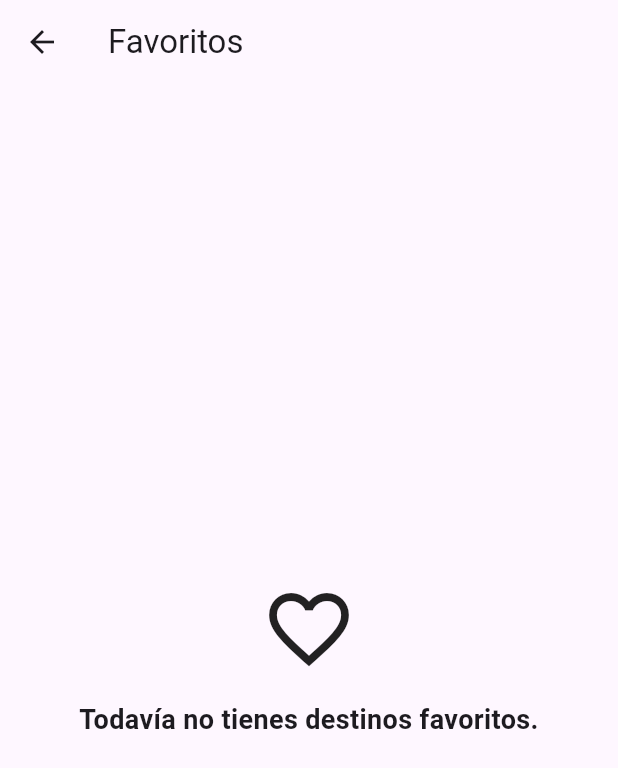
After one commit to Aracely271004/machu-picchu-tourist-detail, a Flutter app: the screen it shows after launch, after a tap on the "favorite outline" icon, on a phone screen of 412 x 824 dp. The commit adds this screen. Shown: the top 768 px of the screen. Run offline on Flutter 3.47's test engine with Material 3 defaults, Android fonts, the phone set to English and light mode, and no system bars; our stand-ins replace shared_preferences, sqflite; accounts and stored records are empty; network calls fail.

Commit message:
feat: implementar favoritos persistentes

```diff
--- a/lib/main.dart
+++ b/lib/main.dart
@@ -11,6 +11,8 @@ import 'models/destino.dart';
 
 import 'models/resena.dart';
 import 'screens/resena_form_screen.dart';
+
+import 'screens/favoritos_screen.dart';
 
 Future<void> main() async {
   WidgetsFlutterBinding.ensureInitialized();
@@ -81,6 +83,12 @@ class MachuPicchuApp extends StatelessWidget {
               settings: settings,
             );
 
+          case AppRoutes.favoritos:
+            return MaterialPageRoute(
+              builder: (_) => const FavoritosScreen(),
+              settings: settings,
+            );
+
           default:
             return MaterialPageRoute(
               builder: (_) => const _RutaInvalidaScreen(),
--- a/lib/screens/destinos_screen.dart
+++ b/lib/screens/destinos_screen.dart
@@ -87,6 +87,15 @@ class _DestinosScreenState extends State<DestinosScreen> {
           'Destinos turísticos',
           style: TextStyle(fontWeight: FontWeight.bold),
         ),
+        actions: [
+          IconButton(
+            tooltip: 'Favoritos',
+            icon: const Icon(Icons.favorite_outline),
+            onPressed: () async {
+              await Navigator.pushNamed(context, AppRoutes.favoritos);
+            },
+          ),
+        ],
         backgroundColor: const Color(0xFFFFF8FF),
         surfaceTintColor: Colors.transparent,
       ),
--- /dev/null
+++ b/lib/screens/favoritos_screen.dart
@@ -0,0 +1,194 @@
+import 'package:flutter/material.dart';
+
+import '../data/destino_repository.dart';
+import '../models/destino.dart';
+import '../services/favoritos_service.dart';
+import '../utils/app_routes.dart';
+import '../utils/route_args.dart';
+
+class FavoritosScreen extends StatefulWidget {
+  const FavoritosScreen({super.key});
+
+  @override
+  State<FavoritosScreen> createState() => _FavoritosScreenState();
+}
+
+class _FavoritosScreenState extends State<FavoritosScreen> {
+  final DestinoRepository _destinoRepository = DestinoRepository();
+
+  final FavoritosService _favoritosService = FavoritosService();
+
+  late Future<List<Destino>> _futuroFavoritos;
+
+  @override
+  void initState() {
+    super.initState();
+    _cargar();
+  }
+
+  void _cargar() {
+    _futuroFavoritos = _obtenerFavoritos();
+  }
+
+  Future<List<Destino>> _obtenerFavoritos() async {
+    final ids = await _favoritosService.obtenerIds();
+
+    final destinos = await _destinoRepository.listar();
+
+    return destinos
+        .where((destino) => destino.id != null && ids.contains(destino.id))
+        .toList();
+  }
+
+  void _recargar() {
+    setState(() {
+      _cargar();
+    });
+  }
+
+  Future<void> _abrirDestino(Destino destino) async {
+    await Navigator.pushNamed<bool>(
+      context,
+      AppRoutes.destinoDetalle,
+      arguments: DestinoDetalleArgs(destino: destino),
+    );
+
+    if (!mounted) return;
+
+    _recargar();
+  }
+
+  Future<void> _quitarFavorito(Destino destino) async {
+    final id = destino.id;
+
+    if (id == null) return;
+
+    await _favoritosService.eliminar(id);
+
+    if (!mounted) return;
+
+    _recargar();
+
+    ScaffoldMessenger.of(context).showSnackBar(
+      SnackBar(content: Text('${destino.nombre} eliminado de favoritos.')),
+    );
+  }
+
+  @override
+  Widget build(BuildContext context) {
+    return Scaffold(
+      appBar: AppBar(title: const Text('Favoritos')),
+      body: FutureBuilder<List<Destino>>(
+        future: _futuroFavoritos,
+        builder: (context, snapshot) {
+          if (snapshot.connectionState == ConnectionState.waiting) {
+            return const Center(child: CircularProgressIndicator());
+          }
+
+          if (snapshot.hasError) {
+            return Center(
+              child: Padding(
+                padding: const EdgeInsets.all(24),
+                child: Column(
+                  mainAxisSize: MainAxisSize.min,
+                  children: [
+                    const Icon(Icons.error_outline, size: 52),
+                    const SizedBox(height: 16),
+                    const Text('No se pudieron cargar los favoritos.'),
+                    const SizedBox(height: 16),
+                    FilledButton.icon(
+                      onPressed: _recargar,
+                      icon: const Icon(Icons.refresh),
+                      label: const Text('Reintentar'),
+                    ),
+                  ],
+                ),
+              ),
+            );
+          }
+
+          final favoritos = snapshot.data ?? <Destino>[];
+
+          if (favoritos.isEmpty) {
+            return const Center(
+              child: Padding(
+                padding: EdgeInsets.all(24),
+                child: Column(
+                  mainAxisSize: MainAxisSize.min,
+                  children: [
+                    Icon(Icons.favorite_border, size: 64),
+                    SizedBox(height: 16),
+                    Text(
+                      'Todavía no tienes destinos favoritos.',
+                      textAlign: TextAlign.center,
+                      style: TextStyle(
+                        fontSize: 18,
+                        fontWeight: FontWeight.w600,
+                      ),
+                    ),
+                  ],
+                ),
+              ),
+            );
+          }
+
+          return ListView.separated(
+            padding: const EdgeInsets.all(16),
+            itemCount: favoritos.length,
+            separatorBuilder: (context, index) => const SizedBox(height: 12),
+            itemBuilder: (context, index) {
+              final destino = favoritos[index];
+
+              return Card(
+                clipBehavior: Clip.antiAlias,
+                child: InkWell(
+                  onTap: () {
+                    _abrirDestino(destino);
+                  },
+                  child: Padding(
+                    padding: const EdgeInsets.all(16),
+                    child: Row(
+                      children: [
+                        Expanded(
+                          child: Column(
+                            crossAxisAlignment: CrossAxisAlignment.start,
+                            children: [
+                              Text(
+                                destino.nombre,
+                                style: Theme.of(context).textTheme.titleMedium
+                                    ?.copyWith(fontWeight: FontWeight.bold),
+                              ),
+                              const SizedBox(height: 6),
+                              Text(
+                                destino.categoria,
+                                style: const TextStyle(
+                                  color: Color(0xFF1B6B2A),
+                                ),
+                              ),
+                              const SizedBox(height: 6),
+                              Text(
+                                '${destino.altitudMsnm} m · '
+                                '${destino.dificultad}',
+                              ),
+                            ],
+                          ),
+                        ),
+                        IconButton(
+                          onPressed: () {
+                            _quitarFavorito(destino);
+                          },
+                          tooltip: 'Quitar de favoritos',
+                          icon: const Icon(Icons.favorite, color: Colors.red),
+                        ),
+                      ],
+                    ),
+                  ),
+                ),
+              );
+            },
+          );
+        },
+      ),
+    );
+  }
+}
--- /dev/null
+++ b/lib/services/favoritos_service.dart
@@ -0,0 +1,51 @@
+import 'package:shared_preferences/shared_preferences.dart';
+
+class FavoritosService {
+  static const String _clave = 'destinos_favoritos';
+
+  Future<Set<int>> obtenerIds() async {
+    final prefs = await SharedPreferences.getInstance();
+
+    final valores = prefs.getStringList(_clave) ?? <String>[];
+
+    return valores.map(int.tryParse).whereType<int>().toSet();
+  }
+
+  Future<bool> esFavorito(int destinoId) async {
+    final favoritos = await obtenerIds();
+    return favoritos.contains(destinoId);
+  }
+
+  Future<bool> alternar(int destinoId) async {
+    final prefs = await SharedPreferences.getInstance();
+    final favoritos = await obtenerIds();
+
+    final bool ahoraEsFavorito;
+
+    if (favoritos.contains(destinoId)) {
+      favoritos.remove(destinoId);
+      ahoraEsFavorito = false;
+    } else {
+      favoritos.add(destinoId);
+      ahoraEsFavorito = true;
+    }
+
+    final valores = favoritos.map((id) => id.toString()).toList()..sort();
+
+    await prefs.setStringList(_clave, valores);
+
+    return ahoraEsFavorito;
+  }
+
+  Future<void> eliminar(int destinoId) async {
+    final prefs = await SharedPreferences.getInstance();
+    final favoritos = await obtenerIds();
+
+    favoritos.remove(destinoId);
+
+    await prefs.setStringList(
+      _clave,
+      favoritos.map((id) => id.toString()).toList(),
+    );
+  }
+}
```
Also changed, not shown: lib/widgets/destination_header.dart (+86 -10 lines).
